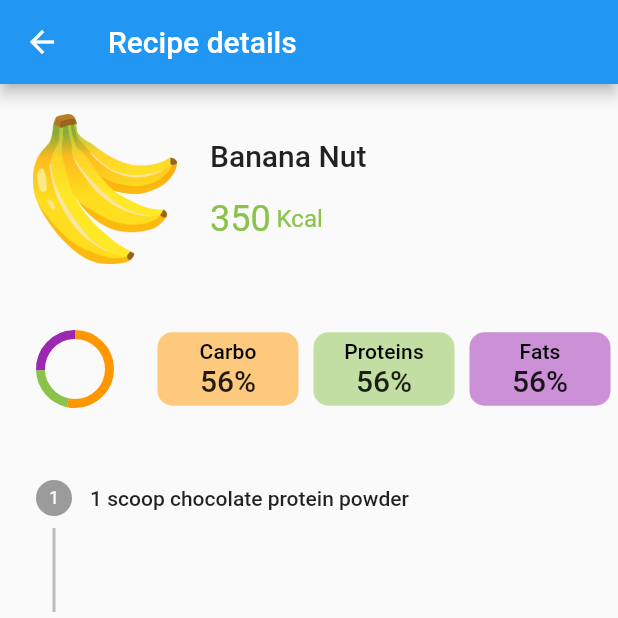
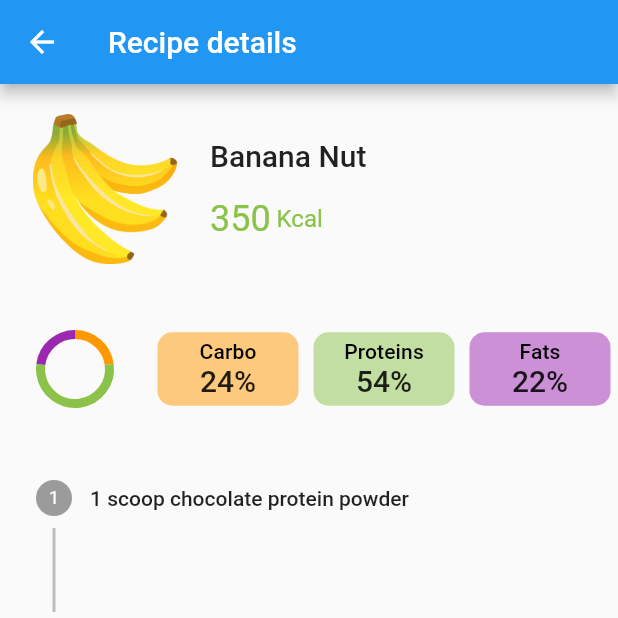
Before and after one commit to ict-fitflow/app, a Flutter app: the RecipePage screen opened directly with sample values from the repository, on a phone screen of 412 x 824 dp, the top half of it. Run offline on Flutter 3.47's test engine with Material 2 defaults, Android fonts, the light colour scheme and no system bars; drawn by our look-alikes of fl_chart; our stand-ins replace animated_splash_screen, flutter_bluetooth_serial, introduction_screen, shared_preferences; missing offline and left inert: flutter_picker; accounts and stored records are empty.

Commit message:
feat(recipe): macro nutrients

```diff
--- a/lib/classes/recipe.dart
+++ b/lib/classes/recipe.dart
@@ -1,3 +1,4 @@
+import 'package:fitflow/classes/macronutrients.dart';
 import 'package:fitflow/classes/step.dart';
 
 enum RecipeDifficulty {
@@ -10,11 +11,11 @@ class Recipe {
 
   String name;
   RecipeDifficulty difficulty;
-  int cal;
+  MacroNutrients nutrients;
   List<Step> steps;
   late String path;
 
-  Recipe(this.name, this.difficulty, this.cal, String image, this.steps) {
+  Recipe(this.name, this.difficulty, this.nutrients, String image, this.steps) {
     path = "assets/recipes/$image";
   }
 }
--- a/lib/mocks/recipe.dart
+++ b/lib/mocks/recipe.dart
@@ -1,10 +1,13 @@
+import 'package:fitflow/classes/macronutrients.dart';
 import 'package:fitflow/classes/pouring_config.dart';
 import 'package:fitflow/classes/recipe.dart';
 import 'package:fitflow/classes/step.dart';
 
 final List<Recipe> recipes = [
   Recipe(
-      "Banana Nut", RecipeDifficulty.hard, 350, "1.png",
+      "Banana Nut", RecipeDifficulty.hard,
+      MacroNutrients(carbohydrates: 20, proteins: 20, fats: 21.2),
+      "1.png",
       [
         Step("1 scoop chocolate protein powder", "", null),
         Step("1 banana", "", null),
@@ -14,7 +17,9 @@ final List<Recipe> recipes = [
       ]
   ),
   Recipe(
-      "Berry Blast", RecipeDifficulty.hard, 400, "2.png",
+      "Berry Blast", RecipeDifficulty.hard,
+      MacroNutrients(carbohydrates: 20, proteins: 20, fats: 26.7),
+      "2.png",
       [
         Step("1 scoop vanilla protein powder", "", null),
         Step("1 cup mixed berries (frozen or fresh)", "", null),
@@ -23,7 +28,9 @@ final List<Recipe> recipes = [
       ]
   ),
   Recipe(
-      "Green Machine", RecipeDifficulty.hard, 350, "3.png",
+      "Green Machine", RecipeDifficulty.hard,
+      MacroNutrients(carbohydrates: 20, proteins: 20, fats: 21.2),
+      "3.png",
       [
         Step("1 scoop vanilla protein powder", "", null),
         Step("1 cup spinach", "", null),
@@ -33,7 +40,9 @@ final List<Recipe> recipes = [
       ]
   ),
   Recipe(
-      "Coffee Lover's", RecipeDifficulty.hard, 300, "4.png",
+      "Coffee Lover's", RecipeDifficulty.hard,
+      MacroNutrients(carbohydrates: 20, proteins: 20, fats: 15.6),
+      "4.png",
       [
         Step("1 scoop chocolate protein powder", "", null),
         Step("125 ml cold coffee", "", PouringConfig(125, 3)),
@@ -42,7 +51,9 @@ final List<Recipe> recipes = [
       ]
   ),
   Recipe(
-      "Mango Lassi", RecipeDifficulty.hard, 300, "5.png",
+      "Mango Lassi", RecipeDifficulty.hard,
+      MacroNutrients(carbohydrates: 20, proteins: 20, fats: 15.6),
+      "5.png",
       [
         Step("1 scoop chocolate protein powder", "", null),
         Step("1/2 cup frozen mango chunks", "", null),
@@ -52,7 +63,9 @@ final List<Recipe> recipes = [
       ]
   ),
   Recipe(
-      "Tropical Paradise", RecipeDifficulty.hard, 350, "6.png",
+      "Tropical Paradise", RecipeDifficulty.hard,
+      MacroNutrients(carbohydrates: 20, proteins: 20, fats: 21.2),
+      "6.png",
       [
         Step("1 scoop chocolate protein powder", "", null),
         Step("1/2 cup pineapple chunks (frozen or fresh)", "", null),
--- a/lib/ui/charts/recipe_pie.dart
+++ b/lib/ui/charts/recipe_pie.dart
@@ -1,3 +1,4 @@
+import 'package:fitflow/classes/macronutrients.dart';
 import 'package:fitflow/ui/widgets/text.dart';
 import 'package:fl_chart/fl_chart.dart';
 import 'package:flutter/material.dart';
@@ -11,8 +12,9 @@ class PieChartColors {
 }
 
 class RecipePieChart extends StatefulWidget {
+  MacroNutrients nutrients;
 
-  RecipePieChart({Key? key}) : super(key: key);
+  RecipePieChart({Key? key, required this.nutrients}) : super(key: key);
 
   @override
   State<RecipePieChart> createState() => _RecipePieChartState();
@@ -20,7 +22,8 @@ class RecipePieChart extends StatefulWidget {
 
 class _RecipePieChartState extends State<RecipePieChart> {
 
-  late List<double> values;
+  late List<double> values, toshow;
+  late List<int> percentage;
 
   @override
   void initState() {
@@ -50,23 +53,24 @@ class _RecipePieChartState extends State<RecipePieChart> {
         ),
         Indicator(
           color: PieChartColors.carbohydrates,
-          text: 'Carbo'
+          text: 'Carbo',
+          content_text: "${percentage[0]}%",
         ),
         Indicator(
           color: PieChartColors.protein,
-          text: 'Proteins'
+          text: 'Proteins',
+          content_text: "${percentage[1]}%",
         ),
         Indicator(
           color: PieChartColors.fats,
-          text: 'Fats'
+          text: 'Fats',
+          content_text: "${percentage[2]}%",
         )
       ],
     );
   }
 
   List<PieChartSectionData> showingSections() {
-    double sum = values[0] + values[1] + values[2];
-    List<double> toshow = values.map((v) => v * 100 / sum).toList();
     return List.generate(3, (i) {
       const radius = 6.0;
       switch (i) {
@@ -98,11 +102,19 @@ class _RecipePieChartState extends State<RecipePieChart> {
   }
 
   void _prepare_chart_data() {
-    double cal_c = 48;
-    double cal_p = 23;
-    double cal_f = 19;
+    double cal_c = widget.nutrients.cal_carbohydrates;
+    double cal_p = widget.nutrients.cal_proteins;
+    double cal_f = widget.nutrients.cal_fats;
 
     values = [cal_c, cal_f, cal_p];
+
+    double sum = values.reduce((value, element) => value + element);
+    toshow = values.map((v) => v * 100 / sum).toList();
+    percentage = values.map((v) => v * 100 ~/ sum).toList();
+    int s = percentage.reduce((value, element) => value + element);
+    if (s != 100) {
+      percentage[0] += 100 - s;
+    }
   }
 }
 
@@ -111,11 +123,12 @@ class Indicator extends StatelessWidget {
     super.key,
     required this.color,
     required this.text,
+    required this.content_text,
     this.size = 10,
     this.textColor,
   });
   final Color color;
-  final String text;
+  final String text, content_text;
   final double size;
   final Color? textColor;
 
@@ -132,7 +145,7 @@ class Indicator extends StatelessWidget {
         child: Column(
           children: <Widget>[
             TextTiny(text),
-            TextMedium("56%")
+            TextMedium(content_text)
           ],
         ),
       )
--- a/lib/ui/pages/recipe.dart
+++ b/lib/ui/pages/recipe.dart
@@ -60,7 +60,7 @@ class _RecipePageState extends State<RecipePage> {
                                 Row(
                                   mainAxisSize: MainAxisSize.min,
                                   children: [
-                                    TextLarge("${widget.recipe.cal}", color: Colors.lightGreen),
+                                    TextLarge("${widget.recipe.nutrients.cpg.toInt()}", color: Colors.lightGreen),
                                     const TextSmall(" Kcal", color: Colors.lightGreen)
                                   ],
                                 )
@@ -70,7 +70,7 @@ class _RecipePageState extends State<RecipePage> {
                         )
                       )
                     ),
-                    RecipePieChart()
+                    RecipePieChart(nutrients: widget.recipe.nutrients)
                   ],
                 )
               ),
--- a/lib/ui/tabs/recipes.dart
+++ b/lib/ui/tabs/recipes.dart
@@ -75,7 +75,7 @@ class _RecipeCard extends StatelessWidget {
                 crossAxisAlignment: CrossAxisAlignment.start,
                 children: [
                   TextMedium(recipe.name),
-                  TextSmall("${recipe.cal} Kcal", color: Colors.lightGreen)
+                  TextSmall("${recipe.nutrients.cpg.toInt()} Kcal", color: Colors.lightGreen)
                 ],
               )
             ],
```
Also changed, not shown: 3 other files.
